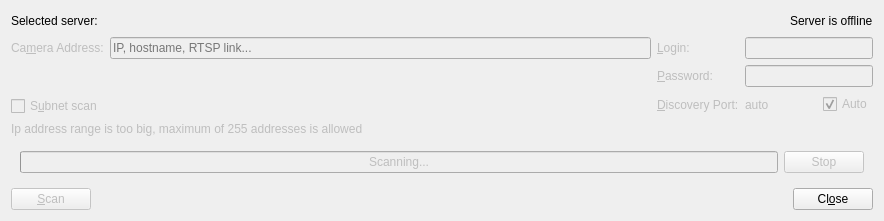
Qt form client/src/ui/dialogs/camera_addition_dialog.ui (networkoptix/nx_open) before a commit.
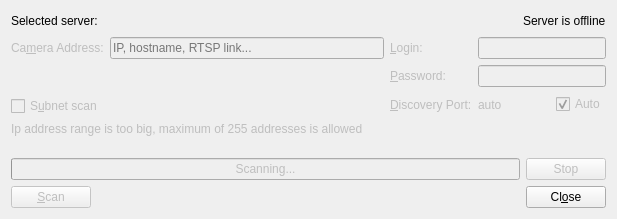
The same form after that commit. Custom widgets are drawn as their Qt base class.

Commit message:
Further improved manual camera addition process
<==== Mercurial data ====>
Branch: master

```diff
--- a/client/src/ui/dialogs/camera_addition_dialog.ui
+++ b/client/src/ui/dialogs/camera_addition_dialog.ui
@@ -6,8 +6,8 @@
    <rect>
     <x>0</x>
     <y>0</y>
-    <width>884</width>
-    <height>221</height>
+    <width>617</width>
+    <height>219</height>
    </rect>
   </property>
   <property name="sizePolicy">
@@ -426,6 +426,18 @@
        <item>
         <widget class="QWidget" name="scanProgressWidget" native="true">
          <layout class="QHBoxLayout" name="horizontalLayout_4" stretch="1,0">
+          <property name="leftMargin">
+           <number>0</number>
+          </property>
+          <property name="topMargin">
+           <number>0</number>
+          </property>
+          <property name="rightMargin">
+           <number>0</number>
+          </property>
+          <property name="bottomMargin">
+           <number>0</number>
+          </property>
           <item>
            <widget class="QProgressBar" name="scanProgressBar">
             <property name="sizePolicy">
```
Left out of the diff: 8 changed lines with no effect on the pictures. The commit also changes 12 other files.
